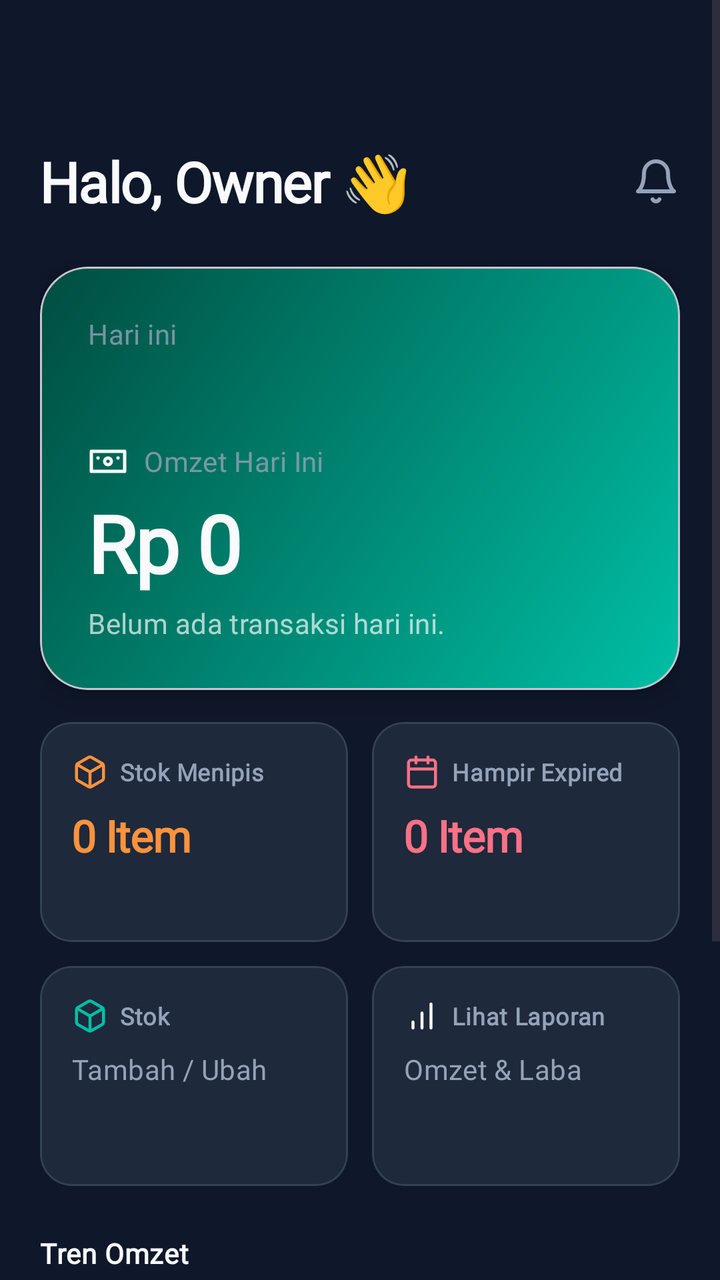
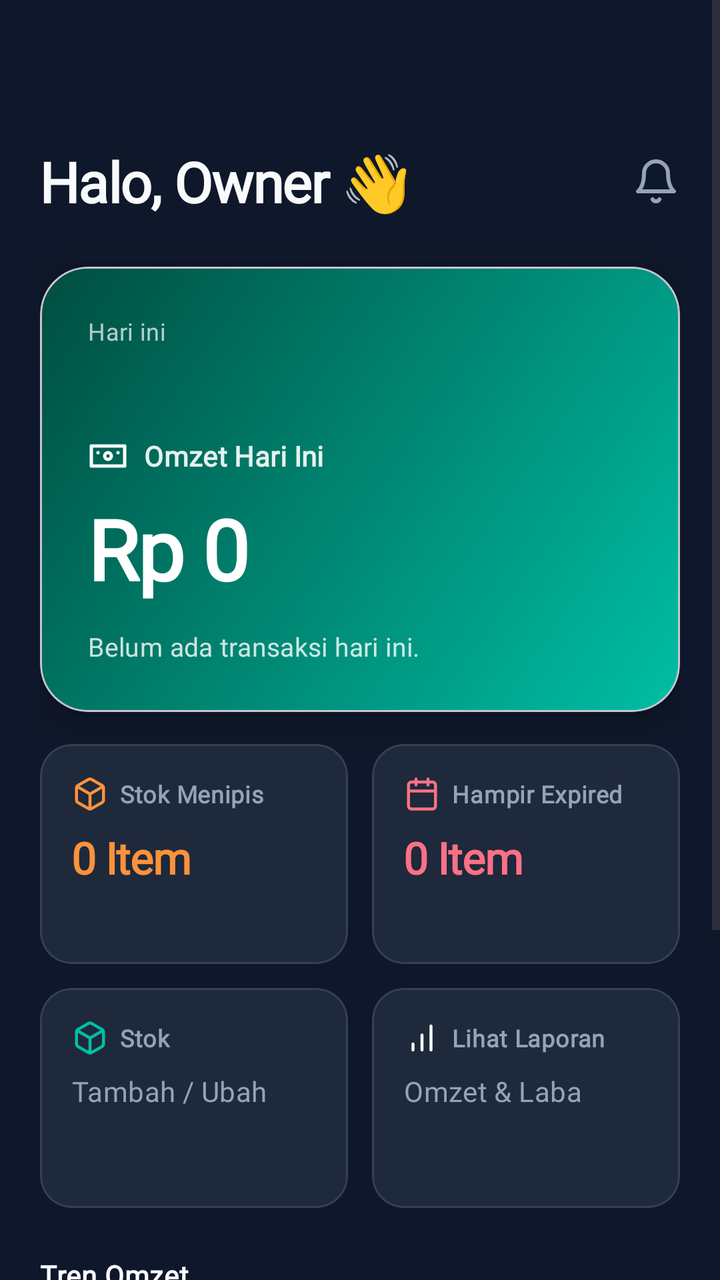

The first picture is an Android layout as it rendered before a commit; the second is the same layout after the commit. The layout source and the unified diff follow.
<!-- AndroidManifest.xml: application theme Theme.Material3.DayNight.NoActionBar -->
<!-- res/layout/activity_dashboard.xml -->
<?xml version="1.0" encoding="utf-8"?>
<ScrollView xmlns:android="http://schemas.android.com/apk/res/android"
    xmlns:app="http://schemas.android.com/apk/res-auto"
    android:layout_width="match_parent"
    android:layout_height="match_parent"
    android:background="@color/dw_bg"
    android:fillViewport="true">

    <LinearLayout
        android:layout_width="match_parent"
        android:layout_height="wrap_content"
        android:orientation="vertical"
        android:paddingHorizontal="20dp"
        android:paddingTop="56dp"
        android:paddingBottom="24dp">

        
        <androidx.constraintlayout.widget.ConstraintLayout
            android:layout_width="match_parent"
            android:layout_height="wrap_content"
            android:layout_marginTop="16dp"
            android:layout_marginBottom="24dp">

            <TextView
                android:id="@+id/tvGreeting"
                style="@style/Text.Header"
                android:layout_width="wrap_content"
                android:layout_height="wrap_content"
                android:fontFamily="@font/plus_jakarta_sans"
                android:text="Halo, Owner 👋"
                android:textSize="28sp"
                app:layout_constraintBottom_toBottomOf="parent"
                app:layout_constraintStart_toStartOf="parent"
                app:layout_constraintTop_toTopOf="parent" />

            <ImageView
                android:layout_width="24dp"
                android:layout_height="24dp"
                android:src="@drawable/ic_lucide_bell"
                app:layout_constraintBottom_toBottomOf="@id/tvGreeting"
                app:layout_constraintEnd_toEndOf="parent"
                app:layout_constraintTop_toTopOf="@id/tvGreeting" />

        </androidx.constraintlayout.widget.ConstraintLayout>

        
        <com.google.android.material.card.MaterialCardView
            android:layout_width="match_parent"
            android:layout_height="wrap_content"
            app:cardBackgroundColor="@android:color/transparent"
            app:cardCornerRadius="24dp"
            app:cardElevation="8dp">

            <LinearLayout
                android:layout_width="match_parent"
                android:layout_height="wrap_content"
                android:background="@drawable/bg_hero_gradient"
                android:orientation="vertical"
                android:padding="24dp">

                <TextView
                    style="@style/Text.Body"
                    android:layout_width="wrap_content"
                    android:layout_height="wrap_content"
                    android:fontFamily="@font/plus_jakarta_sans"
                    android:text="Hari ini"
                    android:textColor="@color/text_secondary"
                    android:textSize="14sp"
                    android:alpha="0.8" />

                <TextView
                    android:id="@+id/tvDate"
                    style="@style/Text.Header"
                    android:layout_width="wrap_content"
                    android:layout_height="wrap_content"
                    android:fontFamily="@font/plus_jakarta_sans"
                    android:textSize="18sp"
                    android:layout_marginBottom="20dp" />

                <LinearLayout
                    android:layout_width="wrap_content"
                    android:layout_height="wrap_content"
                    android:orientation="horizontal"
                    android:gravity="center_vertical">
                    
                    <ImageView
                        android:layout_width="20dp"
                        android:layout_height="20dp"
                        android:src="@drawable/ic_lucide_wallet"
                        app:tint="@color/dw_text_primary"
                        android:layout_marginEnd="8dp" />

                    <TextView
                        style="@style/Text.Body"
                        android:layout_width="wrap_content"
                        android:layout_height="wrap_content"
                        android:fontFamily="@font/plus_jakarta_sans"
                        android:textColor="@color/text_secondary"
                        android:textSize="14sp"
                        android:alpha="0.8"
                        android:text="Omzet Hari Ini" />
                </LinearLayout>

                <TextView
                    android:id="@+id/tvProfit"
                    style="@style/Text.Header"
                    android:layout_width="wrap_content"
                    android:layout_height="wrap_content"
                    android:fontFamily="@font/plus_jakarta_sans"
                    android:text="Rp 0"
                    android:textSize="40sp"
                    android:layout_marginTop="4dp" />

                <TextView
                    android:id="@+id/tvSubInfo"
                    style="@style/Text.Body"
                    android:layout_width="wrap_content"
                    android:layout_height="wrap_content"
                    android:fontFamily="@font/plus_jakarta_sans"
                    android:alpha="0.7"
                    android:text="Belum ada transaksi hari ini."
                    android:layout_marginTop="4dp" />

            </LinearLayout>
        </com.google.android.material.card.MaterialCardView>

        
        <GridLayout
            android:layout_width="match_parent"
            android:layout_height="wrap_content"
            android:columnCount="2"
            android:layout_marginTop="16dp">

            
            <com.google.android.material.card.MaterialCardView
                android:layout_width="0dp"
                android:layout_height="110dp"
                android:layout_columnWeight="1"
                android:layout_marginEnd="6dp"
                app:cardBackgroundColor="@color/dw_surface"
                app:cardCornerRadius="16dp"
                app:cardElevation="0dp"
                app:strokeColor="#334155"
                app:strokeWidth="1dp">
                <LinearLayout
                    android:layout_width="match_parent"
                    android:layout_height="match_parent"
                    android:orientation="vertical"
                    android:gravity="top"
                    android:padding="16dp">
                    <LinearLayout
                        android:layout_width="wrap_content"
                        android:layout_height="wrap_content"
                        android:orientation="horizontal" android:gravity="center_vertical">
                        <ImageView android:layout_width="18dp" android:layout_height="18dp"
                            android:src="@drawable/ic_lucide_box" android:layout_marginEnd="6dp" />
                        <TextView style="@style/Text.Label" android:layout_width="wrap_content"
                            android:layout_height="wrap_content" android:fontFamily="@font/plus_jakarta_sans"
                            android:textColor="@color/text_secondary" android:textSize="12sp" android:text="Stok Menipis" />
                    </LinearLayout>
                    <TextView android:id="@+id/tvLowStock" style="@style/Text.Header"
                        android:layout_width="wrap_content" android:layout_height="wrap_content"
                        android:fontFamily="@font/plus_jakarta_sans"
                        android:text="0 Item" android:textColor="#FB923C"
                        android:textSize="22sp" android:layout_marginTop="8dp" />
                </LinearLayout>
            </com.google.android.material.card.MaterialCardView>

            
            <com.google.android.material.card.MaterialCardView
                android:layout_width="0dp"
                android:layout_height="110dp"
                android:layout_columnWeight="1"
                android:layout_marginStart="6dp"
                app:cardBackgroundColor="@color/dw_surface"
                app:cardCornerRadius="16dp"
                app:cardElevation="0dp"
                app:strokeColor="#334155"
                app:strokeWidth="1dp">
                <LinearLayout
                    android:layout_width="match_parent"
                    android:layout_height="match_parent"
                    android:orientation="vertical"
                    android:gravity="top"
                    android:padding="16dp">
                    <LinearLayout
                        android:layout_width="wrap_content"
                        android:layout_height="wrap_content"
                        android:orientation="horizontal" android:gravity="center_vertical">
                        <ImageView android:layout_width="18dp" android:layout_height="18dp"
                            android:src="@drawable/ic_lucide_calendar" android:layout_marginEnd="6dp" />
                        <TextView style="@style/Text.Label" android:layout_width="wrap_content"
                            android:layout_height="wrap_content" android:fontFamily="@font/plus_jakarta_sans"
                            android:textColor="@color/text_secondary" android:textSize="12sp" android:text="Hampir Expired" />
                    </LinearLayout>
                    <TextView android:id="@+id/tvExpired" style="@style/Text.Header"
                        android:layout_width="wrap_content" android:layout_height="wrap_content"
                        android:fontFamily="@font/plus_jakarta_sans"
                        android:text="0 Item" android:textColor="#FB7185"
                        android:textSize="22sp" android:layout_marginTop="8dp" />
                </LinearLayout>
            </com.google.android.material.card.MaterialCardView>
        </GridLayout>

        
        <GridLayout
            android:layout_width="match_parent"
            android:layout_height="wrap_content"
            android:columnCount="2"
            android:layout_marginTop="12dp">

            
            <com.google.android.material.card.MaterialCardView
                android:id="@+id/btnManageProducts"
                android:layout_width="0dp"
                android:layout_height="110dp"
                android:layout_columnWeight="1"
                android:layout_marginEnd="6dp"
                app:cardBackgroundColor="@color/dw_surface"
                app:cardCornerRadius="16dp"
                app:cardElevation="0dp"
                app:strokeColor="#334155"
                app:strokeWidth="1dp"
                android:clickable="true"
                android:focusable="true"
                app:rippleColor="#33FFFFFF">
                
                <LinearLayout
                    android:layout_width="match_parent"
                    android:layout_height="match_parent"
                    android:orientation="vertical"
                    android:gravity="top"
                    android:padding="16dp">
                    <LinearLayout
                        android:layout_width="wrap_content"
                        android:layout_height="wrap_content"
                        android:orientation="horizontal" android:gravity="center_vertical">
                        <ImageView
                            android:layout_width="18dp"
                            android:layout_height="18dp"
                            android:src="@drawable/ic_lucide_box"
                            app:tint="@color/dw_teal"
                            android:layout_marginEnd="6dp" />
                        <TextView
                            style="@style/Text.Label"
                            android:layout_width="wrap_content"
                            android:layout_height="wrap_content"
                            android:fontFamily="@font/plus_jakarta_sans"
                            android:textColor="@color/text_secondary"
                            android:textSize="12sp"
                            android:text="Stok" />
                    </LinearLayout>
                    <TextView
                        style="@style/Text.Body"
                        android:layout_width="wrap_content"
                        android:layout_height="wrap_content"
                        android:fontFamily="@font/plus_jakarta_sans"
                        android:textColor="@color/dw_text_secondary"
                        android:textSize="14sp"
                        android:text="Tambah / Ubah"
                        android:layout_marginTop="8dp" />
                </LinearLayout>
            </com.google.android.material.card.MaterialCardView>

            
            <com.google.android.material.card.MaterialCardView
                android:id="@+id/btnLaporan"
                android:layout_width="0dp"
                android:layout_height="110dp"
                android:layout_columnWeight="1"
                android:layout_marginStart="6dp"
                app:cardBackgroundColor="@color/dw_surface"
                app:cardCornerRadius="16dp"
                app:cardElevation="0dp"
                app:strokeColor="#334155"
                app:strokeWidth="1dp"
                android:clickable="true"
                android:focusable="true"
                app:rippleColor="#33FFFFFF">

                <LinearLayout
                    android:layout_width="match_parent"
                    android:layout_height="match_parent"
                    android:orientation="vertical"
                    android:gravity="top"
                    android:padding="16dp">
                    <LinearLayout
                        android:layout_width="wrap_content"
                        android:layout_height="wrap_content"
                        android:orientation="horizontal" android:gravity="center_vertical">
                        <ImageView
                            android:layout_width="18dp"
                            android:layout_height="18dp"
                            android:src="@drawable/ic_lucide_chart"
                            app:tint="@color/dw_text_primary"
                            android:layout_marginEnd="6dp" />
                        <TextView
                            style="@style/Text.Label"
                            android:layout_width="wrap_content"
                            android:layout_height="wrap_content"
                            android:fontFamily="@font/plus_jakarta_sans"
                            android:textColor="@color/text_secondary"
                            android:textSize="12sp"
                            android:text="Lihat Laporan" />
                    </LinearLayout>
                    <TextView
                        style="@style/Text.Body"
                        android:layout_width="wrap_content"
                        android:layout_height="wrap_content"
                        android:fontFamily="@font/plus_jakarta_sans"
                        android:textColor="@color/dw_text_secondary"
                        android:textSize="14sp"
                        android:text="Omzet &amp; Laba"
                        android:layout_marginTop="8dp" />
                </LinearLayout>
            </com.google.android.material.card.MaterialCardView>

        </GridLayout>

        
        <TextView
            style="@style/Text.Label"
            android:layout_width="wrap_content"
            android:layout_height="wrap_content"
            android:layout_marginTop="24dp"
            android:layout_marginBottom="10dp"
            android:fontFamily="@font/plus_jakarta_sans"
            android:text="Tren Omzet"
            android:textColor="@color/text_primary"
            android:textSize="14sp" />

        <com.github.mikephil.charting.charts.LineChart
            android:id="@+id/chartDashboard"
            android:layout_width="match_parent"
            android:layout_height="200dp" />

    </LinearLayout>
</ScrollView>
<!-- resources referenced by this layout -->
<resources>
  <color name="dw_bg">#0F172A</color>
  <color name="dw_surface">#1E293B</color>
  <color name="dw_teal">#00BFA5</color>
  <color name="dw_text_primary">#F8FAFC</color>
  <color name="dw_text_secondary">#94A3B8</color>
  <color name="text_primary">#F8FAFC</color>
  <color name="text_secondary">#94A3B8</color>
  <!-- drawable bg_hero_gradient (drawable) -->
  <?xml version="1.0" encoding="utf-8"?>
  <shape xmlns:android="http://schemas.android.com/apk/res/android" android:shape="rectangle">
      <gradient android:startColor="#00BFA5" android:endColor="#004D40" android:angle="135" />
      <corners android:radius="24dp" />
  </shape>
  <!-- drawable ic_lucide_bell (drawable) -->
  <vector xmlns:android="http://schemas.android.com/apk/res/android" android:width="24dp" android:height="24dp" android:viewportWidth="24" android:viewportHeight="24">
    <path android:strokeColor="#94A3B8" android:strokeWidth="2" android:strokeLineCap="round" android:strokeLineJoin="round" android:pathData="M6 8a6 6 0 0 1 12 0c0 7 3 9 3 9H3s3-2 3-9M10.3 21a1.94 1.94 0 0 0 3.4 0"/>
  </vector>
  <!-- drawable ic_lucide_box (drawable) -->
  <vector xmlns:android="http://schemas.android.com/apk/res/android" android:width="24dp" android:height="24dp" android:viewportWidth="24" android:viewportHeight="24">
    <path android:strokeColor="#FB923C" android:strokeWidth="2" android:strokeLineCap="round" android:strokeLineJoin="round" android:pathData="M21 16V8a2 2 0 0 0-1-1.73l-7-4a2 2 0 0 0-2 0l-7 4A2 2 0 0 0 3 8v8a2 2 0 0 0 1 1.73l7 4a2 2 0 0 0 2 0l7-4A2 2 0 0 0 21 16z M3.27 6.96L12 12.01l8.73-5.05 M12 22.08V12"/>
  </vector>
  <!-- drawable ic_lucide_calendar (drawable) -->
  <vector xmlns:android="http://schemas.android.com/apk/res/android" android:width="24dp" android:height="24dp" android:viewportWidth="24" android:viewportHeight="24">
    <path android:strokeColor="#FB7185" android:strokeWidth="2" android:strokeLineCap="round" android:strokeLineJoin="round" android:pathData="M19 4H5a2 2 0 0 0-2 2v14a2 2 0 0 0 2 2h14a2 2 0 0 0 2-2V6a2 2 0 0 0-2-2z M16 2v4 M8 2v4 M3 10h18"/>
  </vector>
  <!-- drawable ic_lucide_chart (drawable) -->
  <vector xmlns:android="http://schemas.android.com/apk/res/android" android:width="24dp" android:height="24dp" android:viewportWidth="24" android:viewportHeight="24">
    <path android:strokeColor="#FFFFFF" android:strokeWidth="2" android:strokeLineCap="round" android:strokeLineJoin="round" android:pathData="M12 20V10M18 20V4M6 20v-4"/>
  </vector>
  <!-- drawable ic_lucide_wallet (drawable) -->
  <vector xmlns:android="http://schemas.android.com/apk/res/android" android:width="24dp" android:height="24dp" android:viewportWidth="24" android:viewportHeight="24">
    <path android:strokeColor="#FFFFFF" android:strokeWidth="2" android:strokeLineCap="round" android:strokeLineJoin="round" android:pathData="M2 6h20v12H2z M12 14a2 2 0 1 0 0-4 2 2 0 0 0 0 4z M6 10h.01 M18 10h.01"/>
  </vector>
  <style name="Text.Body" parent="android:Widget.TextView">
          <item name="android:fontFamily">@font/plus_jakarta_sans</item>
          <item name="android:textColor">@color/text_primary</item>
          <item name="android:textSize">14sp</item>
          <item name="android:letterSpacing">0.01</item>
      </style>
  <style name="Text.Header" parent="android:Widget.TextView">
          <item name="android:fontFamily">@font/plus_jakarta_sans</item>
          <item name="android:textColor">@color/text_primary</item>
          <item name="android:textSize">20sp</item>
          <item name="android:textStyle">bold</item>
          <item name="android:letterSpacing">-0.02</item>
      </style>
  <style name="Text.Label" parent="android:Widget.TextView">
          <item name="android:fontFamily">@font/plus_jakarta_sans</item>
          <item name="android:textColor">@color/text_secondary</item>
          <item name="android:textSize">14sp</item>
          <item name="android:textStyle">bold</item>
          <item name="android:letterSpacing">0.02</item>
      </style>
</resources>

<!-- the commit's change to res/layout/activity_dashboard.xml (unified diff, before → after) -->
@@ -64,9 +64,8 @@
                     android:layout_height="wrap_content"
                     android:fontFamily="@font/plus_jakarta_sans"
                     android:text="Hari ini"
-                    android:textColor="@color/text_secondary"
-                    android:textSize="14sp"
-                    android:alpha="0.8" />
+                    android:textColor="#B3FFFFFF"
+                    android:textSize="12sp" />
 
                 <TextView
                     android:id="@+id/tvDate"
@@ -75,6 +74,8 @@
                     android:layout_height="wrap_content"
                     android:fontFamily="@font/plus_jakarta_sans"
                     android:textSize="18sp"
+                    android:textStyle="bold"
+                    android:textColor="#FFFFFF"
                     android:layout_marginBottom="20dp" />
 
                 <LinearLayout
@@ -95,9 +96,9 @@
                         android:layout_width="wrap_content"
                         android:layout_height="wrap_content"
                         android:fontFamily="@font/plus_jakarta_sans"
-                        android:textColor="@color/text_secondary"
+                        android:textColor="#E6FFFFFF"
                         android:textSize="14sp"
-                        android:alpha="0.8"
+                        android:textStyle="bold"
                         android:text="Omzet Hari Ini" />
                 </LinearLayout>
 
@@ -108,8 +109,11 @@
                     android:layout_height="wrap_content"
                     android:fontFamily="@font/plus_jakarta_sans"
                     android:text="Rp 0"
-                    android:textSize="40sp"
-                    android:layout_marginTop="4dp" />
+                    android:textSize="42sp"
+                    android:textStyle="bold"
+                    android:textColor="#FFFFFF"
+                    android:layout_marginTop="8dp"
+                    android:layout_marginBottom="8dp" />
 
                 <TextView
                     android:id="@+id/tvSubInfo"
@@ -117,7 +121,9 @@
                     android:layout_width="wrap_content"
                     android:layout_height="wrap_content"
                     android:fontFamily="@font/plus_jakarta_sans"
-                    android:alpha="0.7"
+                    android:textSize="13sp"
+                    android:textStyle="normal"
+                    android:textColor="#CCFFFFFF"
                     android:text="Belum ada transaksi hari ini."
                     android:layout_marginTop="4dp" />
 
